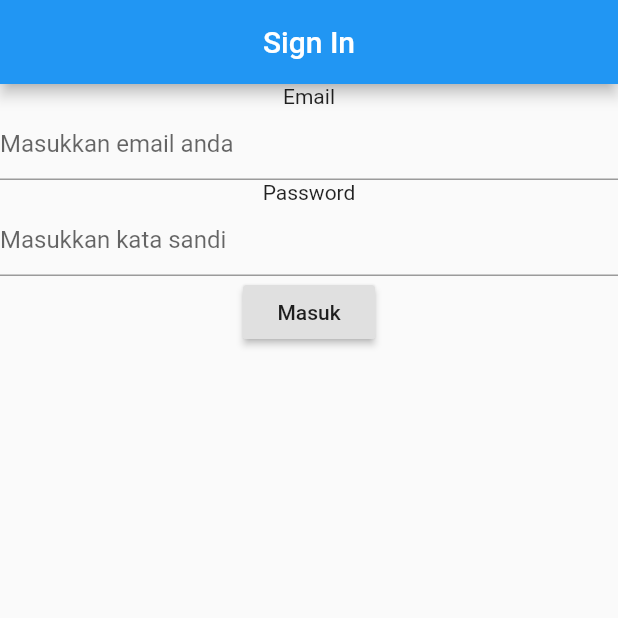
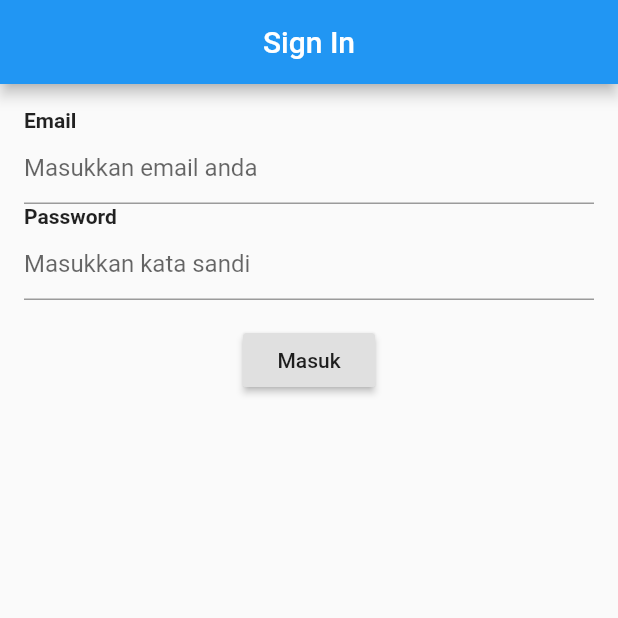
Before and after one commit to abdul23lm/mobile-chat-app-using-flutter, a Flutter app: the screen it shows after launch, on a phone screen of 412 x 824 dp, the top half of it. Run offline on Flutter 3.47's test engine with Material 2 defaults, Android fonts, the phone set to English and light mode, and no system bars.

Commit message:
Add sign_in_screen.dart

```diff
--- a/lib/main.dart
+++ b/lib/main.dart
@@ -1,4 +1,5 @@
 import 'package:flutter/material.dart';
+import 'package:mobilechatapp/ui/sign_in_screen.dart';
 
 void main() {
   runApp(MyApp());
@@ -18,37 +19,3 @@ class MyApp extends StatelessWidget {
     );
   }
 }
-
-// stful
-class SignInScreen extends StatefulWidget {
-  @override
-  _SignInScreenState createState() => _SignInScreenState();
-}
-
-class _SignInScreenState extends State<SignInScreen> {
-  @override
-  Widget build(BuildContext context) {
-    return Scaffold(
-      appBar: AppBar(
-        centerTitle: true,
-        title: Text('Sign In'),
-      ),
-      body: Column(
-        children: [
-          Text('Email'),
-          TextField(
-            decoration: InputDecoration(hintText: 'Masukkan email anda'),
-          ),
-          Text('Password'),
-          TextField(
-            decoration: InputDecoration(hintText: 'Masukkan kata sandi'),
-          ),
-          RaisedButton(
-            onPressed: () {},
-            child: Text('Masuk'),
-          )
-        ],
-      ),
-    );
-  }
-}
--- /dev/null
+++ b/lib/ui/sign_in_screen.dart
@@ -0,0 +1,50 @@
+// stful
+import 'package:flutter/cupertino.dart';
+import 'package:flutter/material.dart';
+
+class SignInScreen extends StatefulWidget {
+  @override
+  _SignInScreenState createState() => _SignInScreenState();
+}
+
+class _SignInScreenState extends State<SignInScreen> {
+  @override
+  Widget build(BuildContext context) {
+    return Scaffold(
+      appBar: AppBar(
+        centerTitle: true,
+        title: Text('Sign In'),
+      ),
+      body: Padding(
+        padding: const EdgeInsets.all(16.0),
+        child: Column(
+          crossAxisAlignment: CrossAxisAlignment.start,
+          children: [
+            Text(
+              'Email',
+              style: TextStyle(fontWeight: FontWeight.w600),
+            ),
+            TextField(
+              decoration: InputDecoration(hintText: 'Masukkan email anda'),
+            ),
+            Text(
+              'Password',
+              style: TextStyle(fontWeight: FontWeight.w600),
+            ),
+            TextField(
+              obscureText: true,
+              decoration: InputDecoration(hintText: 'Masukkan kata sandi'),
+            ),
+            SizedBox(height: 16.0),
+            Align(
+                alignment: Alignment.center,
+                child: RaisedButton(
+                  onPressed: () {},
+                  child: Text('Masuk'),
+                ))
+          ],
+        ),
+      ),
+    );
+  }
+}
```
